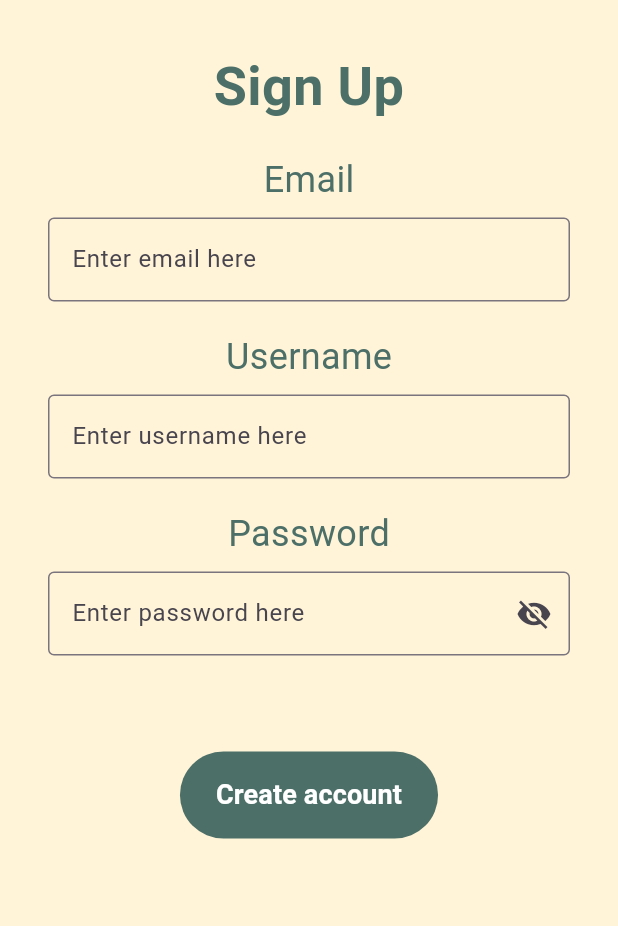
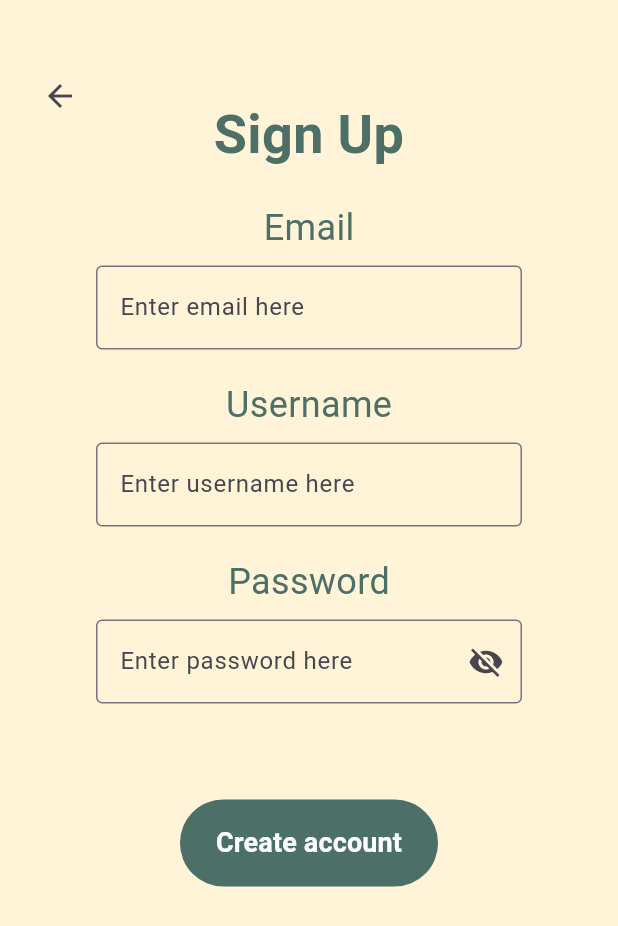
Before and after one commit to gluuabc/Neurodivergent-App-project, a Flutter app: the SignUpPage screen opened directly, on a phone screen of 412 x 824 dp. Shown: the top 926 px of the screen. Run offline on Flutter 3.47's test engine with Material 3 defaults, Android fonts, the phone set to English and light mode, and no system bars; our stand-ins replace shared_preferences, table_calendar; accounts and stored records are empty.

Commit message:
start page added, login/signup fix

```diff
--- a/flutter_application_1/lib/signup.dart
+++ b/flutter_application_1/lib/signup.dart
@@ -1,4 +1,5 @@
 import 'package:flutter/material.dart';
+import 'start.dart';
 
 
 class SignUpPage extends StatelessWidget {
@@ -6,10 +7,15 @@ class SignUpPage extends StatelessWidget {
 
   @override
   Widget build(BuildContext context) {
-    return const Scaffold(
-      body: SingleChildScrollView(
+    return Scaffold(
+      body: Stack(
+        children: [
+          // Main content of the page
+          Padding(
+            padding: const EdgeInsets.all(32),
+            child: SingleChildScrollView(
               child: Column(
-          children: [
+                children: const [
                   TitleSection(
                     name: 'Sign Up',
                     input1: 'Email',
@@ -19,6 +25,23 @@ class SignUpPage extends StatelessWidget {
                   SignUpButton(),
                 ],
               ),
+            ),
+          ),
+          // Back button at the top left corner
+          Positioned(
+            top: 40, // Adjust this value to fit your design
+            left: 16,
+            child: IconButton(
+              icon: const Icon(Icons.arrow_back),
+              onPressed: () {
+                Navigator.pop(
+                  context,
+                  MaterialPageRoute(builder: (context) => const StartPage()),
+                );
+              },
+            ),
+          ),
+        ],
       ),
     );
   }
```
Also changed, not shown: flutter_application_1/lib/login.dart (+28 -6 lines), flutter_application_1/lib/main.dart (+6 -3 lines), flutter_application_1/lib/start.dart (added, +76 -0 lines). Lines whose indentation alone changed are shown as unchanged.
